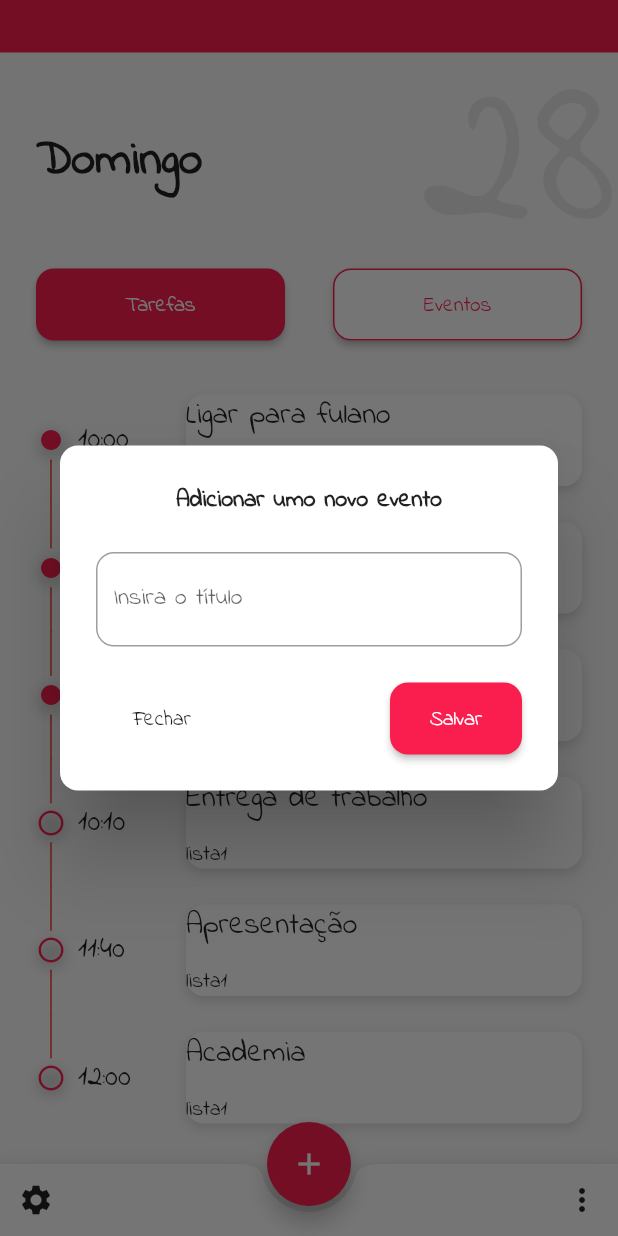
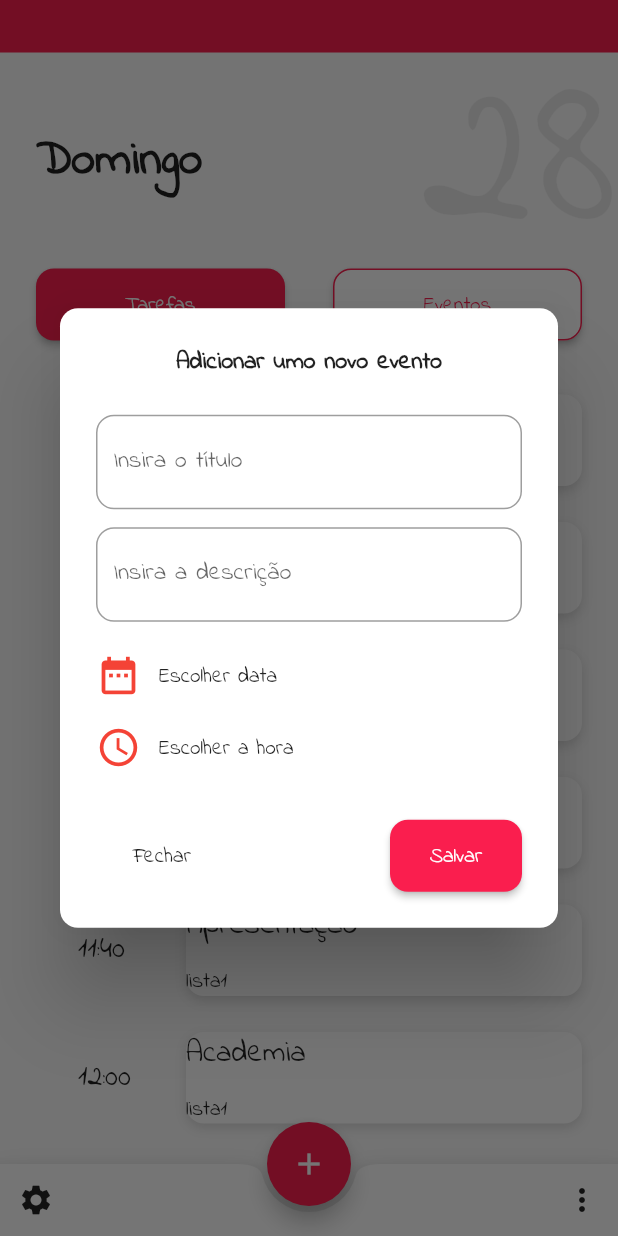
Before and after one commit to herverson/todolistapp, a Flutter app: the screen it shows after launch, after a tap on the "add" icon, on a phone screen of 412 x 824 dp. Run offline on Flutter 3.47's test engine with Material 2 defaults, Android fonts, the phone set to English and light mode, and no system bars.

Commit message:
Design com selecionar data e hora

```diff
--- a/lib/pages/adicionar_evento_page.dart
+++ b/lib/pages/adicionar_evento_page.dart
@@ -1,5 +1,9 @@
+import 'dart:math';
+
+import 'package:flutter/cupertino.dart';
 import 'package:flutter/material.dart';
 import 'package:todolistapp/widgets/butao_custom.dart';
+import 'package:todolistapp/widgets/textfield_custom.dart';
 
 class AdicionarEventoPage extends StatefulWidget {
   @override
@@ -7,6 +11,47 @@ class AdicionarEventoPage extends StatefulWidget {
 }
 
 class _AdicionarEventoPageState extends State<AdicionarEventoPage> {
+  String _selecionarData = 'Escolher data';
+  String _selecionarTempo = 'Escolher a hora';
+
+  Future _pegarData() async {
+    DateTime pickdata = await showDatePicker(
+      context: context,
+      initialDate: DateTime.now(),
+      firstDate: DateTime.now().add(Duration(days: -365)),
+      lastDate: DateTime.now().add(Duration(days: 360)),
+      builder: (context, child) {
+          return SingleChildScrollView(
+            child: Theme(
+              child: child,
+              data: ThemeData.dark(),
+            ),
+          );
+      }
+    );
+    if (pickdata != null) setState(() {
+      _selecionarData = pickdata.toString();
+    });
+  }
+
+  Future _pegarTempo() async {
+    TimeOfDay picktime = await showTimePicker(
+      context: context,
+      initialTime: TimeOfDay.now(),
+      builder: (context, child) {
+          return SingleChildScrollView(
+            child: Theme(
+              child: child,
+              data: ThemeData.dark(),
+            ),
+          );
+      }
+    );
+    if (picktime != null) setState(() {
+      _selecionarTempo = picktime.toString();
+    });
+  }
+
   @override
   Widget build(BuildContext context) {
       return Padding(
@@ -24,13 +69,45 @@ class _AdicionarEventoPageState extends State<AdicionarEventoPage> {
               SizedBox(
                 height: 24,
               ),
-              TextField(
-                decoration: InputDecoration(
-                  border: OutlineInputBorder(
-                    borderRadius: BorderRadius.all(Radius.circular(12)),
-                  ),
-                  labelText: 'Insira o título'
+              TextFieldCustom(labelTexto: 'Insira o título'),
+              SizedBox(height: 12,),
+              TextFieldCustom(labelTexto: 'Insira a descrição'),
+              SizedBox(height: 12,),
+              FlatButton(
+                padding: EdgeInsets.zero,
+                onPressed: _pegarData,
+                child: Row(
+                  children: <Widget>[
+                    Icon(
+                      Icons.date_range,
+                       color: Theme.of(context).accentColor, size: 30,),
+                      SizedBox(width: 12,),
+                      Text(
+                        _selecionarData,
+                        style: TextStyle(fontSize: 14),
+                      )
+                  ],
                 ),
+
+
+              ),
+              FlatButton(
+                padding: EdgeInsets.zero,
+                onPressed: _pegarTempo,
+                child: Row(
+                  children: <Widget>[
+                    Icon(
+                      Icons.access_time,
+                       color: Theme.of(context).accentColor, size: 30,),
+                      SizedBox(width: 12,),
+                      Text(
+                        _selecionarTempo,
+                        style: TextStyle(fontSize: 14),
+                      )
+                  ],
+                ),
+
+
               ),
               SizedBox(
                 height: 24,
--- /dev/null
+++ b/lib/widgets/textfield_custom.dart
@@ -0,0 +1,21 @@
+import 'package:flutter/material.dart';
+
+class TextFieldCustom extends StatelessWidget {
+  final String labelTexto;
+
+  const TextFieldCustom({Key key, this.labelTexto}) : super(key: key);
+
+
+  @override
+  Widget build(BuildContext context) {
+    return TextField(
+        decoration: InputDecoration(
+          border: OutlineInputBorder(
+            borderRadius: BorderRadius.all(Radius.circular(12)),
+          ),
+          labelText: labelTexto
+        ),
+
+    );
+  }
+}
```
Also changed, not shown: lib/pages/adicionar_tarefa_page.dart (+2 -8 lines).
